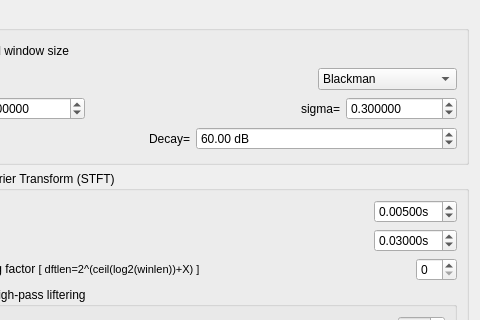
Before: the Qt Designer form src/gvspectrogramwdialogsettings.ui in gillesdegottex/dfasma, drawn with Qt 5; both pictures show x 95 to 575 and y 0 to 320 of the 575 by 578 pixel window.
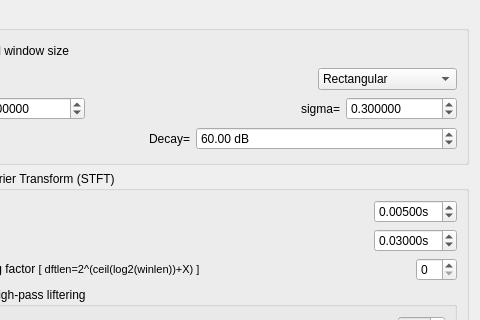
After: the same form once the commit is applied.

```diff
--- a/src/gvspectrogramwdialogsettings.ui
+++ b/src/gvspectrogramwdialogsettings.ui
@@ -45,11 +45,11 @@
         <item>
          <widget class="QComboBox" name="cbSpectrogramWindowType">
           <property name="currentIndex">
-           <number>2</number>
+           <number>0</number>
           </property>
           <item>
            <property name="text">
-            <string>Hann</string>
+            <string>Rectangular</string>
            </property>
           </item>
           <item>
```
Left out of the diff: 23 changed lines with no effect on the pictures.
